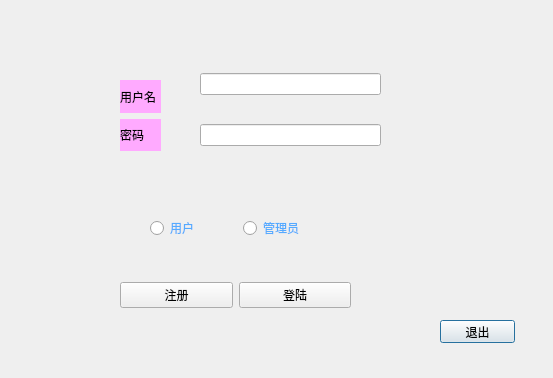
Old version of the form login.ui in the repository TommyLee96/flight-management.
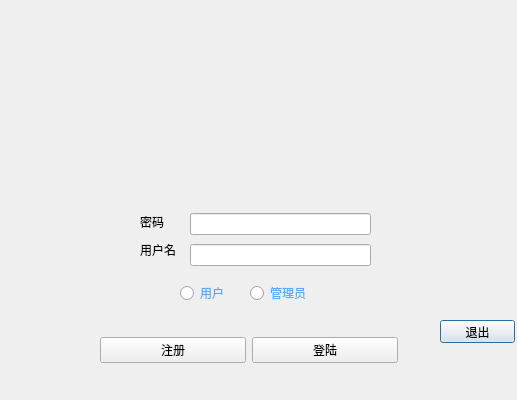
New version of the form. Icons and pictures are not drawn.

Diff of the .ui file:
```diff
--- a/login.ui
+++ b/login.ui
@@ -6,8 +6,8 @@
    <rect>
     <x>0</x>
     <y>0</y>
-    <width>553</width>
-    <height>378</height>
+    <width>517</width>
+    <height>400</height>
    </rect>
   </property>
   <property name="windowTitle">
@@ -35,10 +35,10 @@
   <widget class="QWidget" name="verticalLayoutWidget">
    <property name="geometry">
     <rect>
-     <x>200</x>
-     <y>50</y>
+     <x>190</x>
+     <y>210</y>
      <width>181</width>
-     <height>121</height>
+     <height>61</height>
     </rect>
    </property>
    <layout class="QVBoxLayout" name="verticalLayout">
@@ -57,42 +57,42 @@
   <widget class="QWidget" name="verticalLayoutWidget_2">
    <property name="geometry">
     <rect>
-     <x>120</x>
-     <y>80</y>
+     <x>140</x>
+     <y>210</y>
      <width>41</width>
-     <height>71</height>
+     <height>51</height>
     </rect>
    </property>
    <layout class="QVBoxLayout" name="verticalLayout_2">
-    <item>
-     <widget class="QLabel" name="label">
-      <property name="styleSheet">
-       <string notr="true">background-color: rgb(255, 170, 255);</string>
-      </property>
-      <property name="text">
-       <string>用户名</string>
-      </property>
-     </widget>
-    </item>
     <item>
      <widget class="QLabel" name="label_2">
       <property name="styleSheet">
-       <string notr="true">background-color: rgb(255, 170, 255);</string>
+       <string notr="true"/>
       </property>
       <property name="text">
        <string>密码</string>
       </property>
      </widget>
     </item>
+    <item>
+     <widget class="QLabel" name="label">
+      <property name="styleSheet">
+       <string notr="true"/>
+      </property>
+      <property name="text">
+       <string>用户名</string>
+      </property>
+     </widget>
+    </item>
    </layout>
   </widget>
   <widget class="QWidget" name="horizontalLayoutWidget_2">
    <property name="geometry">
     <rect>
-     <x>120</x>
-     <y>240</y>
-     <width>231</width>
-     <height>111</height>
+     <x>100</x>
+     <y>330</y>
+     <width>298</width>
+     <height>41</height>
     </rect>
    </property>
    <layout class="QHBoxLayout" name="horizontalLayout_2">
@@ -112,29 +112,13 @@
     </item>
    </layout>
   </widget>
-  <widget class="QLabel" name="label_3">
-   <property name="geometry">
-    <rect>
-     <x>0</x>
-     <y>0</y>
-     <width>551</width>
-     <height>371</height>
-    </rect>
-   </property>
-   <property name="styleSheet">
-    <string notr="true">border-image: url(:/images/5.png);</string>
-   </property>
-   <property name="text">
-    <string/>
-   </property>
-  </widget>
   <widget class="QWidget" name="horizontalLayoutWidget">
    <property name="geometry">
     <rect>
-     <x>150</x>
-     <y>170</y>
-     <width>179</width>
-     <height>117</height>
+     <x>180</x>
+     <y>278</y>
+     <width>134</width>
+     <height>31</height>
     </rect>
    </property>
    <layout class="QHBoxLayout" name="horizontalLayout">
@@ -162,12 +146,22 @@
     </item>
    </layout>
   </widget>
-  <zorder>label_3</zorder>
-  <zorder>pushButton_3</zorder>
-  <zorder>verticalLayoutWidget</zorder>
-  <zorder>verticalLayoutWidget_2</zorder>
-  <zorder>horizontalLayoutWidget_2</zorder>
-  <zorder>horizontalLayoutWidget</zorder>
+  <widget class="QLabel" name="label_3">
+   <property name="geometry">
+    <rect>
+     <x>0</x>
+     <y>0</y>
+     <width>521</width>
+     <height>191</height>
+    </rect>
+   </property>
+   <property name="styleSheet">
+    <string notr="true">border-image: url(:/images/14.jpg);</string>
+   </property>
+   <property name="text">
+    <string/>
+   </property>
+  </widget>
  </widget>
  <resources/>
  <connections/>
```
